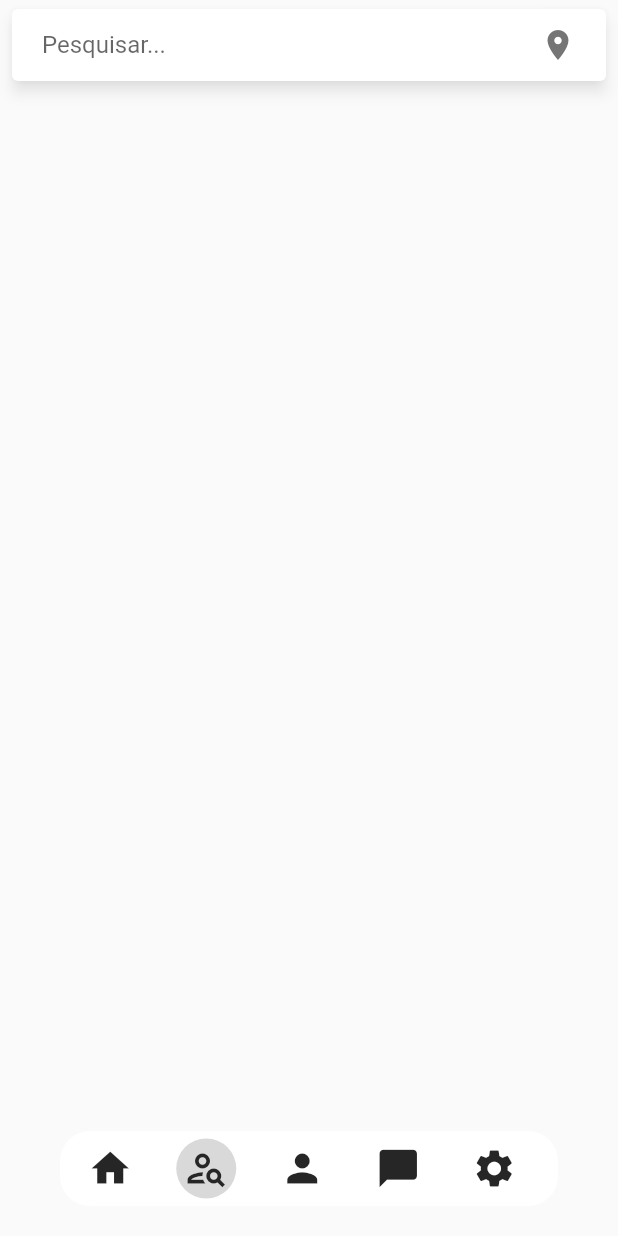
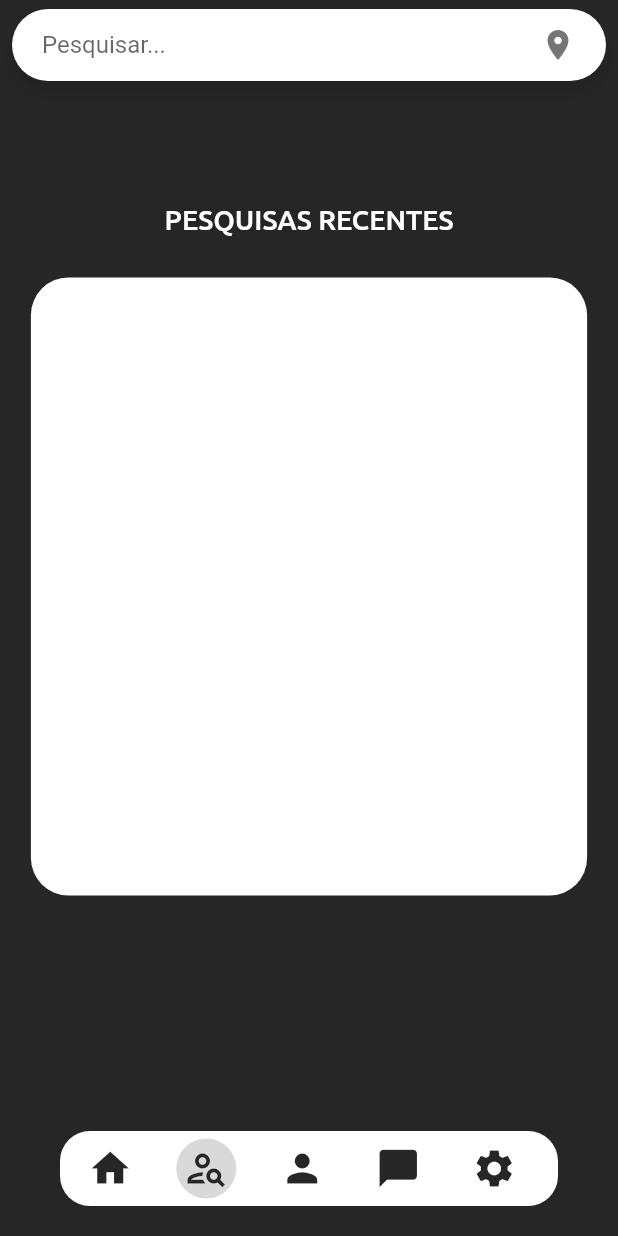
Before and after one commit to wheeout/appTC, a Flutter app: the screen it shows after launch, after a tap on the "person search" icon, on a phone screen of 412 x 824 dp. Run offline on Flutter 3.47's test engine with Material 2 defaults, Android fonts, the phone set to English and light mode, and no system bars; drawn by our look-alikes of material_floating_search_bar.

Commit message:
Criação da tela de pesquisas recentes

```diff
--- a/lib/main.dart
+++ b/lib/main.dart
@@ -52,7 +52,8 @@
   Widget build(BuildContext context) {
     return Scaffold(
       extendBody: true,
-      body: _telas[_indiceAtual],
+      body:
+      _telas[_indiceAtual],
       bottomNavigationBar: Padding(
         padding: const EdgeInsets.fromLTRB(40, 0, 40, 20),
         child: Material(
--- a/lib/ui/home/home.dart
+++ b/lib/ui/home/home.dart
@@ -11,6 +11,7 @@ class Home extends StatelessWidget {
         backgroundColor: Color.fromRGBO(38, 38, 38, 1),
         body: ListView(children: [
           Container(
+            margin: EdgeInsets.zero,
             width: double.infinity,
             height: MediaQuery.of(context).size.height * 0.5,
             decoration: BoxDecoration(
--- a/lib/ui/pages/search.dart
+++ b/lib/ui/pages/search.dart
@@ -1,5 +1,6 @@
+// ignore_for_file: prefer_const_constructors, unnecessary_new, library_private_types_in_public_api
+
 import 'package:flutter/material.dart';
-import 'package:dio/dio.dart';
 import 'package:material_floating_search_bar/material_floating_search_bar.dart';
 
 class SearchPage extends StatefulWidget {
@@ -12,15 +13,40 @@ class _SearchPageState extends State<SearchPage> {
   @override
   Widget build(BuildContext context) {
     return Scaffold(
-      // This is handled by the search bar itself.
-      resizeToAvoidBottomInset: false,
-      body: Stack(
-        fit: StackFit.expand,
-        children: [
-          buildFloatingSearchBar(),
-        ],
-      ),
-    );
+        backgroundColor: Color.fromRGBO(38, 38, 38, 1),
+        resizeToAvoidBottomInset: false,
+        body: Stack(
+          alignment: Alignment.center,
+          children: [
+            buildFloatingSearchBar(),
+            Positioned(
+              top: 135,
+              child: Text('PESQUISAS RECENTES',
+                  style: TextStyle(
+                      color: Colors.white,
+                      fontWeight: FontWeight.w500,
+                      fontFamily: 'Ubuntu',
+                      fontSize: 18.5)),
+            ),
+            Positioned(
+              top: 170,
+              child: Container(
+                width: MediaQuery.of(context).size.width * 0.9,
+                height: MediaQuery.of(context).size.height * 0.5,
+                margin: EdgeInsets.fromLTRB(15, 15, 15, 15),
+                decoration: BoxDecoration(
+                  color: Colors.white,
+                  borderRadius: BorderRadius.only(
+                    topLeft: Radius.circular(25),
+                    topRight: Radius.circular(25),
+                    bottomLeft: Radius.circular(25),
+                    bottomRight: Radius.circular(25),
+                  ),
+                ),
+              ),
+            )
+          ],
+        ));
   }
 
   Widget buildFloatingSearchBar() {
@@ -36,6 +62,7 @@ class _SearchPageState extends State<SearchPage> {
       axisAlignment: isPortrait ? 0.0 : -1.0,
       openAxisAlignment: 0.0,
       width: isPortrait ? 600 : 500,
+      borderRadius: BorderRadius.circular(25),
       debounceDelay: const Duration(milliseconds: 500),
       onQueryChanged: (query) {
         // Call your model, bloc, controller here.
@@ -57,12 +84,12 @@ class _SearchPageState extends State<SearchPage> {
       ],
       builder: (context, transition) {
         return ClipRRect(
-          borderRadius: BorderRadius.circular(8),
+          borderRadius: BorderRadius.circular(25),
           child: Material(
             color: Colors.white,
             elevation: 4.0,
             child: Column(
-              mainAxisSize: MainAxisSize.min,
+              mainAxisSize: MainAxisSize.max,
               children: Colors.accents.map((color) {
                 return Container(height: 112, color: color);
               }).toList(),
```
